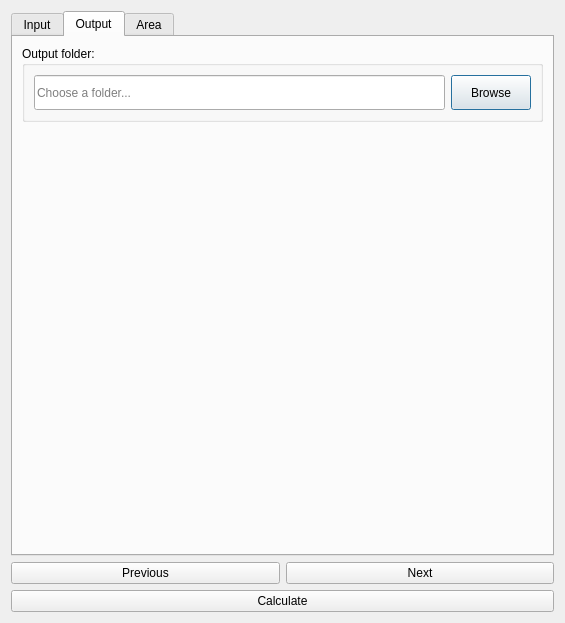
This is LDMP/gui/DlgReportingSDG.ui in ConservationInternational/trends.earth as Qt 5 draws it before an edit. The edited form follows.
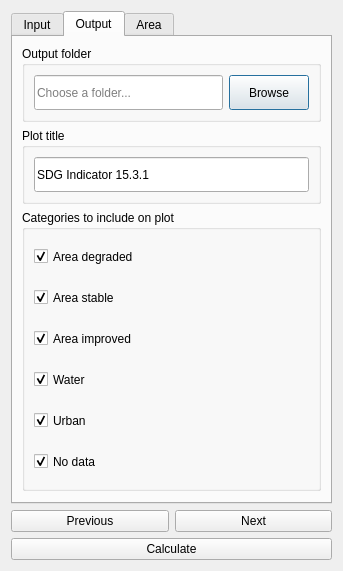
This is the edited form. The open tabs and pages were chosen to show the change.

Commit message: Update the reporting tool options.

The edit to the form file:
```diff
--- a/LDMP/gui/DlgReportingSDG.ui
+++ b/LDMP/gui/DlgReportingSDG.ui
@@ -6,8 +6,8 @@
    <rect>
     <x>0</x>
     <y>0</y>
-    <width>565</width>
-    <height>623</height>
+    <width>337</width>
+    <height>550</height>
    </rect>
   </property>
   <property name="sizePolicy">
@@ -23,7 +23,7 @@
    <item>
     <widget class="QTabWidget" name="TabBox">
      <property name="sizePolicy">
-      <sizepolicy hsizetype="Minimum" vsizetype="Expanding">
+      <sizepolicy hsizetype="Minimum" vsizetype="Minimum">
        <horstretch>0</horstretch>
        <verstretch>0</verstretch>
       </sizepolicy>
@@ -227,65 +227,32 @@
       </attribute>
       <layout class="QVBoxLayout" name="verticalLayout_4">
        <item>
-        <widget class="QGroupBox" name="groupBox_4">
-         <property name="enabled">
-          <bool>true</bool>
-         </property>
-         <property name="font">
-          <font>
-           <weight>50</weight>
-           <bold>false</bold>
-          </font>
-         </property>
+        <widget class="QGroupBox" name="groupBox_6">
          <property name="title">
-          <string>Output folder:</string>
+          <string>Output folder</string>
          </property>
-         <layout class="QGridLayout" name="gridLayout_10">
-          <item row="0" column="0">
-           <widget class="QLineEdit" name="folder_output">
-            <property name="enabled">
-             <bool>true</bool>
-            </property>
+         <layout class="QHBoxLayout" name="horizontalLayout">
+          <item>
+           <widget class="QLineEdit" name="output_folder">
             <property name="minimumSize">
              <size>
-              <width>120</width>
+              <width>0</width>
               <height>35</height>
              </size>
             </property>
-            <property name="font">
-             <font>
-              <weight>50</weight>
-              <bold>false</bold>
-             </font>
-            </property>
             <property name="placeholderText">
              <string>Choose a folder...</string>
             </property>
            </widget>
           </item>
-          <item row="0" column="1">
-           <widget class="QPushButton" name="browse_output">
-            <property name="enabled">
-             <bool>true</bool>
-            </property>
+          <item>
+           <widget class="QPushButton" name="browse_output_folder">
             <property name="minimumSize">
              <size>
               <width>0</width>
               <height>35</height>
              </size>
             </property>
-            <property name="maximumSize">
-             <size>
-              <width>80</width>
-              <height>16777215</height>
-             </size>
-            </property>
-            <property name="font">
-             <font>
-              <weight>50</weight>
-              <bold>false</bold>
-             </font>
-            </property>
             <property name="text">
              <string>Browse</string>
             </property>
@@ -294,6 +261,157 @@
          </layout>
         </widget>
        </item>
+       <item>
+        <widget class="QGroupBox" name="groupBox_5">
+         <property name="enabled">
+          <bool>true</bool>
+         </property>
+         <property name="font">
+          <font>
+           <weight>50</weight>
+           <bold>false</bold>
+          </font>
+         </property>
+         <property name="title">
+          <string>Plot title</string>
+         </property>
+         <layout class="QVBoxLayout" name="verticalLayout_9">
+          <item>
+           <widget class="QLineEdit" name="plot_title">
+            <property name="enabled">
+             <bool>true</bool>
+            </property>
+            <property name="minimumSize">
+             <size>
+              <width>0</width>
+              <height>35</height>
+             </size>
+            </property>
+            <property name="text">
+             <string>SDG Indicator 15.3.1</string>
+            </property>
+            <property name="placeholderText">
+             <string/>
+            </property>
+           </widget>
+          </item>
+         </layout>
+        </widget>
+       </item>
+       <item>
+        <widget class="QGroupBox" name="groupBox_4">
+         <property name="enabled">
+          <bool>true</bool>
+         </property>
+         <property name="font">
+          <font>
+           <weight>50</weight>
+           <bold>false</bold>
+          </font>
+         </property>
+         <property name="title">
+          <string>Categories to include on plot</string>
+         </property>
+         <layout class="QVBoxLayout" name="verticalLayout_8">
+          <item>
+           <widget class="QCheckBox" name="plot_area_deg">
+            <property name="minimumSize">
+             <size>
+              <width>0</width>
+              <height>35</height>
+             </size>
+            </property>
+            <property name="text">
+             <string>Area degraded</string>
+            </property>
+            <property name="checked">
+             <bool>true</bool>
+            </property>
+           </widget>
+          </item>
+          <item>
+           <widget class="QCheckBox" name="plot_area_stable">
+            <property name="minimumSize">
+             <size>
+              <width>0</width>
+              <height>35</height>
+             </size>
+            </property>
+            <property name="text">
+             <string>Area stable</string>
+            </property>
+            <property name="checked">
+             <bool>true</bool>
+            </property>
+           </widget>
+          </item>
+          <item>
+           <widget class="QCheckBox" name="plot_area_imp">
+            <property name="minimumSize">
+             <size>
+              <width>0</width>
+              <height>35</height>
+             </size>
+            </property>
+            <property name="text">
+             <string>Area improved</string>
+            </property>
+            <property name="checked">
+             <bool>true</bool>
+            </property>
+           </widget>
+          </item>
+          <item>
+           <widget class="QCheckBox" name="plot_area_water">
+            <property name="minimumSize">
+             <size>
+              <width>0</width>
+              <height>35</height>
+             </size>
+            </property>
+            <property name="text">
+             <string>Water</string>
+            </property>
+            <property name="checked">
+             <bool>true</bool>
+            </property>
+           </widget>
+          </item>
+          <item>
+           <widget class="QCheckBox" name="plot_area_urban">
+            <property name="minimumSize">
+             <size>
+              <width>0</width>
+              <height>35</height>
+             </size>
+            </property>
+            <property name="text">
+             <string>Urban</string>
+            </property>
+            <property name="checked">
+             <bool>true</bool>
+            </property>
+           </widget>
+          </item>
+          <item>
+           <widget class="QCheckBox" name="plot_area_nodata">
+            <property name="minimumSize">
+             <size>
+              <width>0</width>
+              <height>35</height>
+             </size>
+            </property>
+            <property name="text">
+             <string>No data</string>
+            </property>
+            <property name="checked">
+             <bool>true</bool>
+            </property>
+           </widget>
+          </item>
+         </layout>
+        </widget>
+       </item>
        <item>
         <spacer name="verticalSpacer_2">
          <property name="orientation">
@@ -302,7 +420,7 @@
          <property name="sizeHint" stdset="0">
           <size>
            <width>20</width>
-           <height>40</height>
+           <height>0</height>
           </size>
          </property>
         </spacer>
```
Left out of the diff: 56 changed lines with no effect on the pictures. The commit also changes 8 other files.
